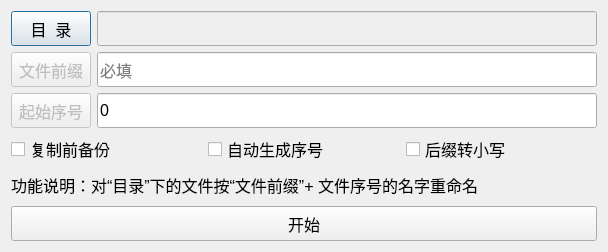
RockyChing/qt_play, file qt_project/edit/filerenamedlg.ui: the form before one commit.
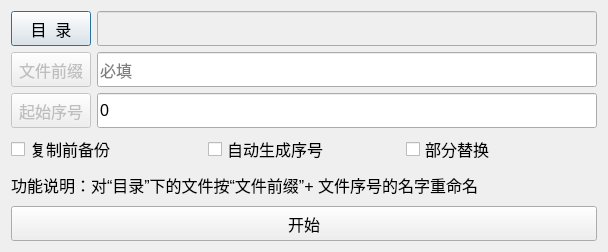
The form after the commit.

Patch:
```diff
--- a/qt_project/edit/filerenamedlg.ui
+++ b/qt_project/edit/filerenamedlg.ui
@@ -189,7 +189,7 @@
         </font>
        </property>
        <property name="text">
-        <string>后缀转小写</string>
+        <string>部分替换</string>
        </property>
        <property name="checked">
         <bool>false</bool>
```
Left out of the diff: 2 changed lines with no effect on the pictures.
